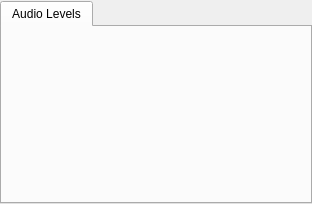
This is src/Widgets/AudioLevelsWidget.ui in CasparCG/client as Qt 5 draws it before an edit. The edited form follows.
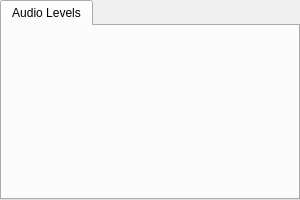
This is the edited form. Custom widgets are drawn as their Qt base class.

Commit message: Simplify layout of assorted widgets

Patch:
```diff
--- a/src/Widgets/AudioLevelsWidget.ui
+++ b/src/Widgets/AudioLevelsWidget.ui
@@ -6,8 +6,8 @@
    <rect>
     <x>0</x>
     <y>0</y>
-    <width>312</width>
-    <height>204</height>
+    <width>300</width>
+    <height>200</height>
    </rect>
   </property>
   <layout class="QVBoxLayout" name="verticalLayout_2">
@@ -18,7 +18,7 @@
     <number>0</number>
    </property>
    <property name="topMargin">
-    <number>1</number>
+    <number>0</number>
    </property>
    <property name="rightMargin">
     <number>0</number>
@@ -35,27 +35,35 @@
       <attribute name="title">
        <string>Audio Levels</string>
       </attribute>
-      <layout class="QVBoxLayout" name="verticalLayout">
-       <property name="spacing">
-        <number>0</number>
-       </property>
-       <property name="leftMargin">
-        <number>0</number>
-       </property>
-       <property name="topMargin">
-        <number>0</number>
-       </property>
-       <property name="rightMargin">
-        <number>0</number>
-       </property>
-       <property name="bottomMargin">
-        <number>0</number>
-       </property>
-       <item>
         <layout class="QGridLayout" name="gridLayout">
+       <property name="leftMargin">
+        <number>0</number>
+       </property>
+       <property name="topMargin">
+        <number>0</number>
+       </property>
+       <property name="rightMargin">
+        <number>0</number>
+       </property>
+       <property name="bottomMargin">
+        <number>0</number>
+       </property>
          <property name="spacing">
           <number>0</number>
          </property>
+       <item row="0" column="1">
+        <spacer name="verticalSpacerTop">
+         <property name="orientation">
+          <enum>Qt::Vertical</enum>
+         </property>
+         <property name="sizeHint" stdset="0">
+          <size>
+           <width>13</width>
+           <height>33</height>
+          </size>
+         </property>
+        </spacer>
+       </item>
          <item row="1" column="0">
           <spacer name="horizontalSpacerLeft">
            <property name="orientation">
@@ -63,8 +71,8 @@
            </property>
            <property name="sizeHint" stdset="0">
             <size>
-             <width>10</width>
-             <height>10</height>
+           <width>23</width>
+           <height>13</height>
             </size>
            </property>
           </spacer>
@@ -101,58 +109,6 @@
            </property>
           </widget>
          </item>
-         <item row="0" column="1">
-          <spacer name="verticalSpacerTop1">
-           <property name="orientation">
-            <enum>Qt::Vertical</enum>
-           </property>
-           <property name="sizeHint" stdset="0">
-            <size>
-             <width>10</width>
-             <height>10</height>
-            </size>
-           </property>
-          </spacer>
-         </item>
-         <item row="3" column="1">
-          <spacer name="verticalSpacerBottom1">
-           <property name="orientation">
-            <enum>Qt::Vertical</enum>
-           </property>
-           <property name="sizeHint" stdset="0">
-            <size>
-             <width>10</width>
-             <height>10</height>
-            </size>
-           </property>
-          </spacer>
-         </item>
-         <item row="3" column="2">
-          <spacer name="verticalSpacerBottom2">
-           <property name="orientation">
-            <enum>Qt::Vertical</enum>
-           </property>
-           <property name="sizeHint" stdset="0">
-            <size>
-             <width>10</width>
-             <height>10</height>
-            </size>
-           </property>
-          </spacer>
-         </item>
-         <item row="0" column="2">
-          <spacer name="verticalSpacerTop2">
-           <property name="orientation">
-            <enum>Qt::Vertical</enum>
-           </property>
-           <property name="sizeHint" stdset="0">
-            <size>
-             <width>10</width>
-             <height>10</height>
-            </size>
-           </property>
-          </spacer>
-         </item>
          <item row="1" column="3">
           <widget class="AudioMeterWidget" name="widgetAudioMeter3" native="true">
            <property name="minimumSize">
@@ -217,19 +173,6 @@
            </property>
           </widget>
          </item>
-         <item row="1" column="9">
-          <spacer name="horizontalSpacerRight">
-           <property name="orientation">
-            <enum>Qt::Horizontal</enum>
-           </property>
-           <property name="sizeHint" stdset="0">
-            <size>
-             <width>10</width>
-             <height>10</height>
-            </size>
-           </property>
-          </spacer>
-         </item>
          <item row="1" column="7">
           <widget class="AudioMeterWidget" name="widgetAudioMeter7" native="true">
            <property name="minimumSize">
@@ -262,163 +205,31 @@
            </property>
           </widget>
          </item>
-         <item row="3" column="3">
-          <spacer name="verticalSpacerBottom3">
+       <item row="1" column="9">
+        <spacer name="horizontalSpacerRight">
            <property name="orientation">
-            <enum>Qt::Vertical</enum>
+          <enum>Qt::Horizontal</enum>
            </property>
            <property name="sizeHint" stdset="0">
             <size>
-             <width>10</width>
-             <height>10</height>
+           <width>23</width>
+           <height>13</height>
             </size>
            </property>
           </spacer>
          </item>
-         <item row="3" column="4">
-          <spacer name="verticalSpacerBottom4">
+       <item row="2" column="1">
+        <spacer name="verticalSpacerBottom">
            <property name="orientation">
             <enum>Qt::Vertical</enum>
            </property>
            <property name="sizeHint" stdset="0">
             <size>
-             <width>10</width>
-             <height>10</height>
+           <width>13</width>
+           <height>33</height>
             </size>
            </property>
           </spacer>
-         </item>
-         <item row="3" column="5">
-          <spacer name="verticalSpacerBottom5">
-           <property name="orientation">
-            <enum>Qt::Vertical</enum>
-           </property>
-           <property name="sizeHint" stdset="0">
-            <size>
-             <width>10</width>
-             <height>10</height>
-            </size>
-           </property>
-          </spacer>
-         </item>
-         <item row="3" column="6">
-          <spacer name="verticalSpacerBottom6">
-           <property name="orientation">
-            <enum>Qt::Vertical</enum>
-           </property>
-           <property name="sizeHint" stdset="0">
-            <size>
-             <width>10</width>
-             <height>10</height>
-            </size>
-           </property>
-          </spacer>
-         </item>
-         <item row="3" column="7">
-          <spacer name="verticalSpacerBottom7">
-           <property name="orientation">
-            <enum>Qt::Vertical</enum>
-           </property>
-           <property name="sizeHint" stdset="0">
-            <size>
-             <width>10</width>
-             <height>10</height>
-            </size>
-           </property>
-          </spacer>
-         </item>
-         <item row="3" column="8">
-          <spacer name="verticalSpacerBottom8">
-           <property name="orientation">
-            <enum>Qt::Vertical</enum>
-           </property>
-           <property name="sizeHint" stdset="0">
-            <size>
-             <width>10</width>
-             <height>10</height>
-            </size>
-           </property>
-          </spacer>
-         </item>
-         <item row="0" column="3">
-          <spacer name="verticalSpacerTop3">
-           <property name="orientation">
-            <enum>Qt::Vertical</enum>
-           </property>
-           <property name="sizeHint" stdset="0">
-            <size>
-             <width>10</width>
-             <height>10</height>
-            </size>
-           </property>
-          </spacer>
-         </item>
-         <item row="0" column="4">
-          <spacer name="verticalSpacerTop4">
-           <property name="orientation">
-            <enum>Qt::Vertical</enum>
-           </property>
-           <property name="sizeHint" stdset="0">
-            <size>
-             <width>10</width>
-             <height>10</height>
-            </size>
-           </property>
-          </spacer>
-         </item>
-         <item row="0" column="5">
-          <spacer name="verticalSpacerTop5">
-           <property name="orientation">
-            <enum>Qt::Vertical</enum>
-           </property>
-           <property name="sizeHint" stdset="0">
-            <size>
-             <width>10</width>
-             <height>10</height>
-            </size>
-           </property>
-          </spacer>
-         </item>
-         <item row="0" column="6">
-          <spacer name="verticalSpacerTop6">
-           <property name="orientation">
-            <enum>Qt::Vertical</enum>
-           </property>
-           <property name="sizeHint" stdset="0">
-            <size>
-             <width>10</width>
-             <height>10</height>
-            </size>
-           </property>
-          </spacer>
-         </item>
-         <item row="0" column="7">
-          <spacer name="verticalSpacerTop7">
-           <property name="orientation">
-            <enum>Qt::Vertical</enum>
-           </property>
-           <property name="sizeHint" stdset="0">
-            <size>
-             <width>10</width>
-             <height>10</height>
-            </size>
-           </property>
-          </spacer>
-         </item>
-         <item row="0" column="8">
-          <spacer name="verticalSpacerTop8">
-           <property name="orientation">
-            <enum>Qt::Vertical</enum>
-           </property>
-           <property name="sizeHint" stdset="0">
-            <size>
-             <width>10</width>
-             <height>10</height>
-            </size>
-           </property>
-          </spacer>
-         </item>
-        </layout>
        </item>
       </layout>
      </widget>
```
Lines whose indentation alone changed are shown as unchanged. The commit also changes 13 other files.
